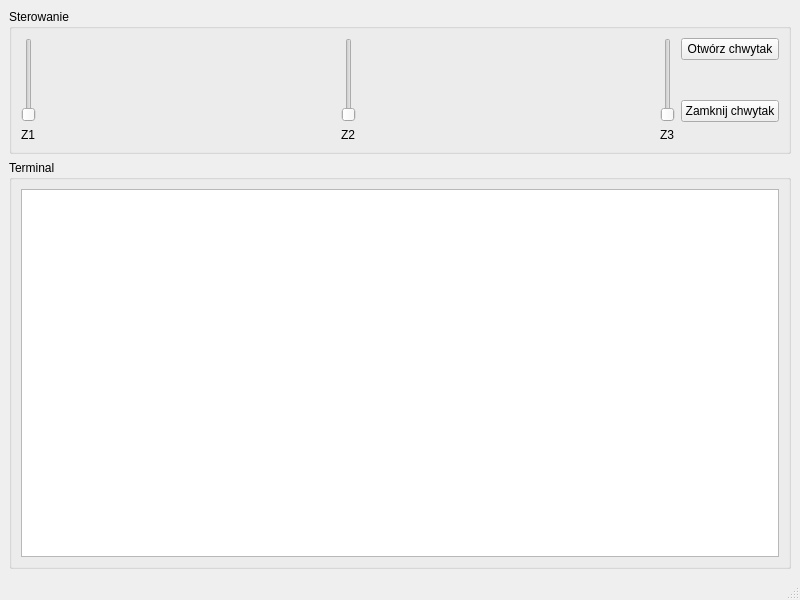
Above: mainwindow.ui from Uisil/ManipulatorApp-PC-v.1.0 before the change. Below: the same form after it.
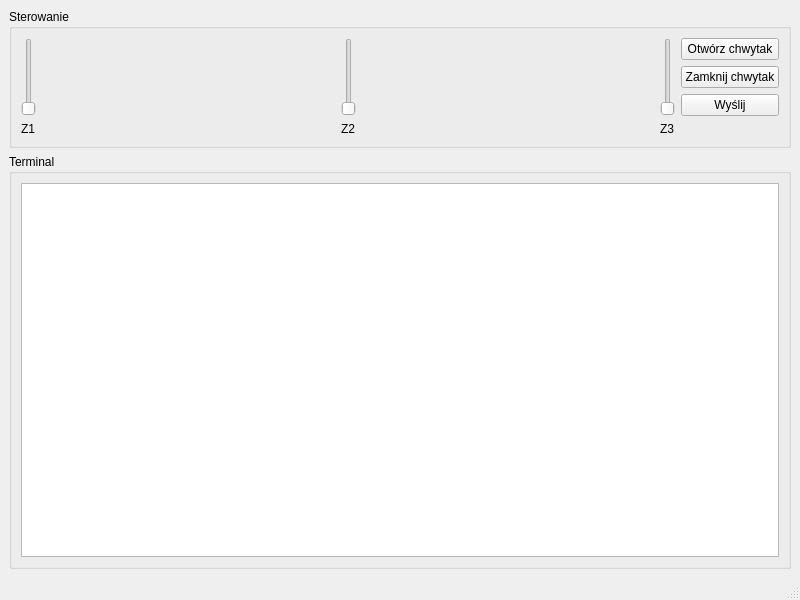
That is the form after the change.

Patch:
```diff
--- a/mainwindow.ui
+++ b/mainwindow.ui
@@ -21,13 +21,6 @@
        <string>Sterowanie</string>
       </property>
       <layout class="QGridLayout" name="gridLayout">
-       <item row="2" column="6">
-        <widget class="QPushButton" name="gripperOff">
-         <property name="text">
-          <string>Zamknij chwytak</string>
-         </property>
-        </widget>
-       </item>
        <item row="4" column="4">
         <widget class="QLabel" name="label_3">
          <property name="text">
@@ -103,6 +96,20 @@
          </property>
         </spacer>
        </item>
+       <item row="1" column="6">
+        <widget class="QPushButton" name="gripperOff">
+         <property name="text">
+          <string>Zamknij chwytak</string>
+         </property>
+        </widget>
+       </item>
+       <item row="2" column="6">
+        <widget class="QPushButton" name="sendButton">
+         <property name="text">
+          <string>Wyślij</string>
+         </property>
+        </widget>
+       </item>
       </layout>
      </widget>
     </item>
```
